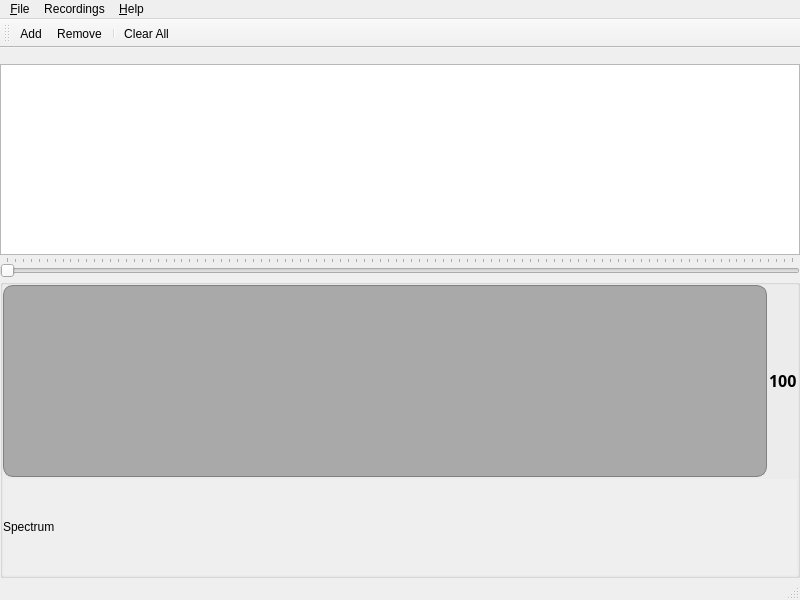
The window that rekhtanavees/ui/mainwindow.ui (RoXimn/rekhtanavees) describes before a commit, drawn with Qt 5.
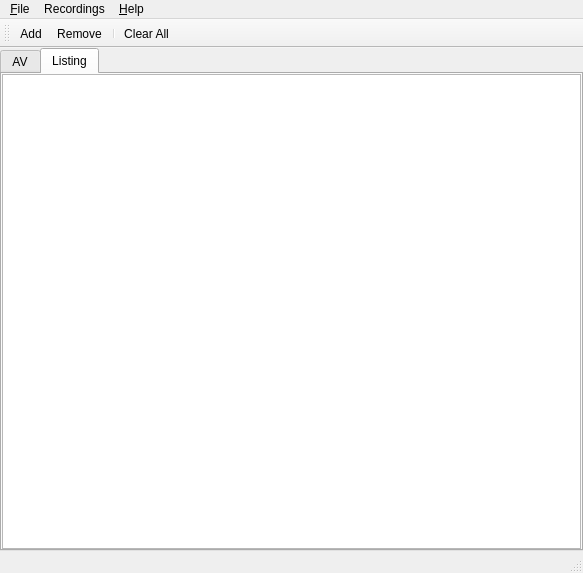
The same window after the commit. Icons and pictures are not drawn.

Diff of the .ui file:
```diff
--- a/rekhtanavees/ui/mainwindow.ui
+++ b/rekhtanavees/ui/mainwindow.ui
@@ -7,8 +7,8 @@
    <rect>
     <x>0</x>
     <y>0</y>
-    <width>800</width>
-    <height>600</height>
+    <width>583</width>
+    <height>573</height>
    </rect>
   </property>
   <property name="windowTitle">
@@ -46,7 +46,16 @@
       <property name="orientation">
        <enum>Qt::Orientation::Horizontal</enum>
       </property>
-      <widget class="QWidget" name="layoutWidget">
+      <widget class="QTabWidget" name="tabRecordings">
+       <property name="currentIndex">
+        <number>1</number>
+       </property>
+       <widget class="QWidget" name="tabAV">
+        <attribute name="title">
+         <string>AV</string>
+        </attribute>
+        <layout class="QVBoxLayout" name="verticalLayout_4">
+         <item>
        <layout class="QVBoxLayout" name="verticalLayout" stretch="0,0,0,0">
         <property name="spacing">
          <number>2</number>
@@ -219,7 +228,7 @@
                <rect>
                 <x>0</x>
                 <y>0</y>
-                <width>778</width>
+                   <width>537</width>
                 <height>114</height>
                </rect>
               </property>
@@ -260,6 +269,19 @@
          </widget>
         </item>
        </layout>
+         </item>
+        </layout>
+       </widget>
+       <widget class="QWidget" name="tabListing">
+        <attribute name="title">
+         <string>Listing</string>
+        </attribute>
+        <layout class="QVBoxLayout" name="verticalLayout_5">
+         <item>
+          <widget class="QListWidget" name="lsvListing"/>
+         </item>
+        </layout>
+       </widget>
       </widget>
      </widget>
     </item>
@@ -270,7 +292,7 @@
     <rect>
      <x>0</x>
      <y>0</y>
-     <width>800</width>
+     <width>583</width>
      <height>22</height>
     </rect>
    </property>
```
Left out of the diff: 13 changed lines with no effect on the pictures. Lines whose indentation alone changed are shown as unchanged.
